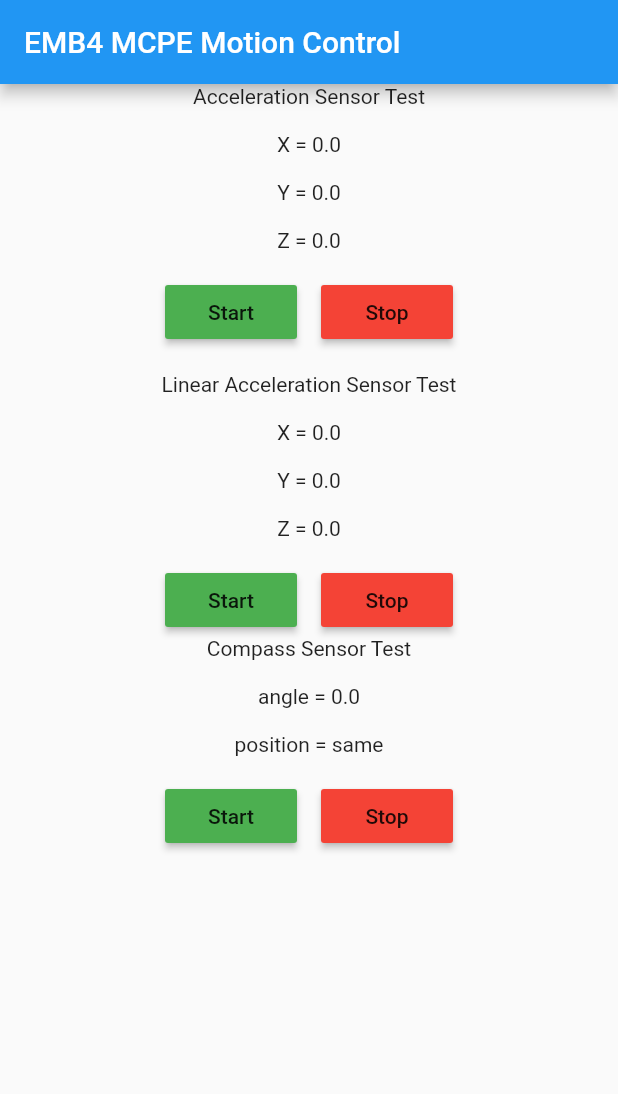
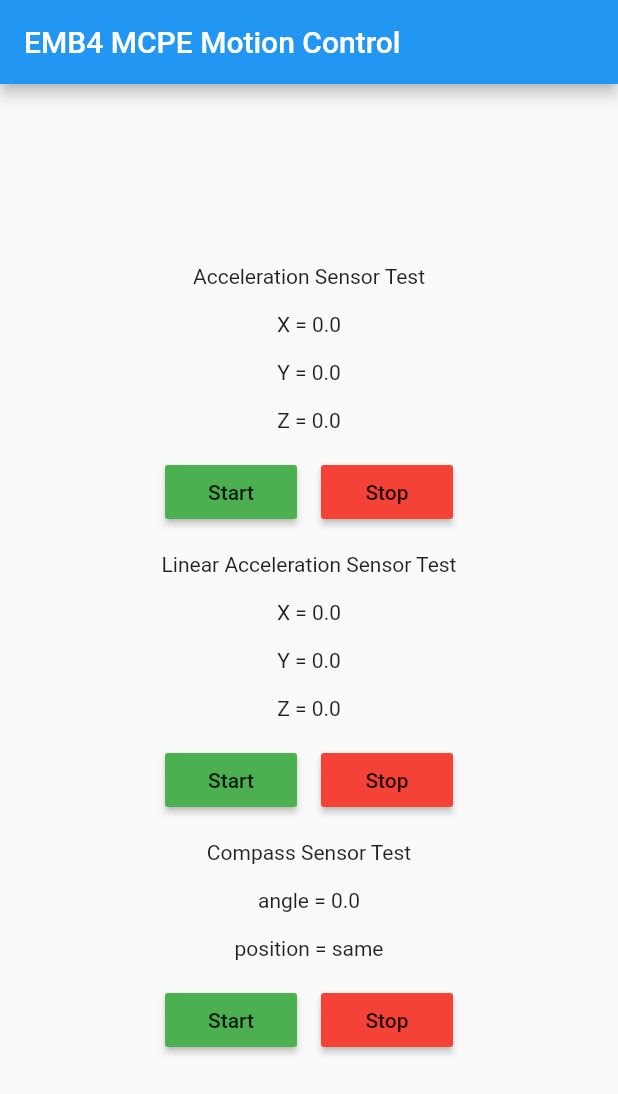
Before and after one commit to SerenityS/emb_mcpe, a Flutter app: the screen it shows after launch, on a phone screen of 412 x 824 dp. Shown: the top 1094 px of the screen. Run offline on Flutter 3.47's test engine with Material 2 defaults, Android fonts, the phone set to English and light mode, and no system bars; our stand-ins replace flutter_compass, shared_preferences; missing offline and left inert: flutter_sensors.

Commit message:
chore: MainScreen 자잘한 수정
Signed-off-by: HeeRyun, Jin(qwertycvb) <jins4218@gmail.com>

```diff
--- a/flutter/lib/screen/main_screen.dart
+++ b/flutter/lib/screen/main_screen.dart
@@ -22,6 +22,7 @@ class MainScreen extends StatelessWidget {
       body: Builder(
         builder: ((context) {
           return Column(
+            mainAxisAlignment: MainAxisAlignment.center,
             children: [
               const Text(
                 "Acceleration Sensor Test",
@@ -114,6 +115,9 @@ class MainScreen extends StatelessWidget {
                   ),
                 ],
               ),
+              const Padding(
+                padding: EdgeInsets.all(8.0),
+              ),
               const Text(
                 "Compass Sensor Test",
                 textAlign: TextAlign.center,
```
